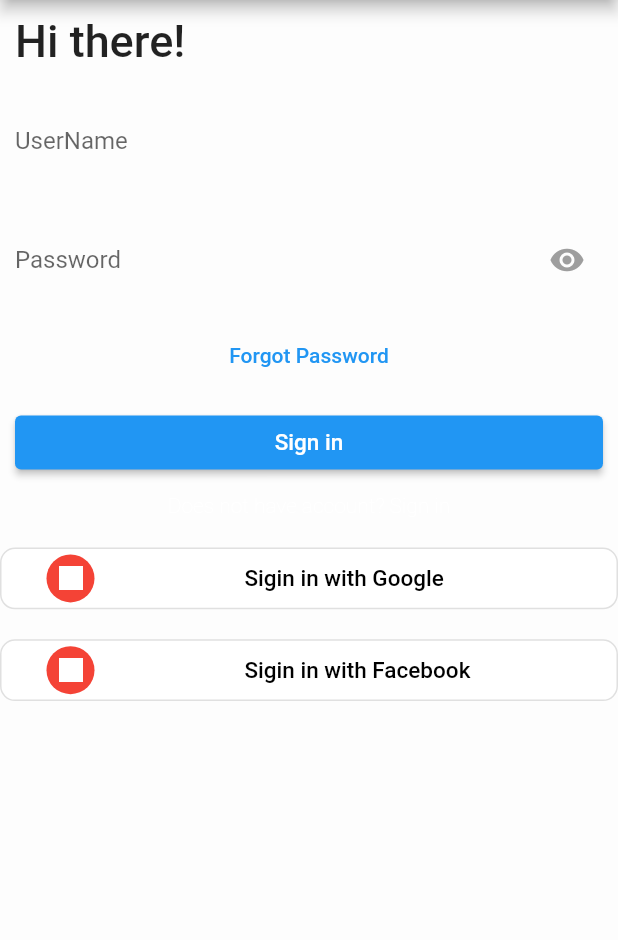
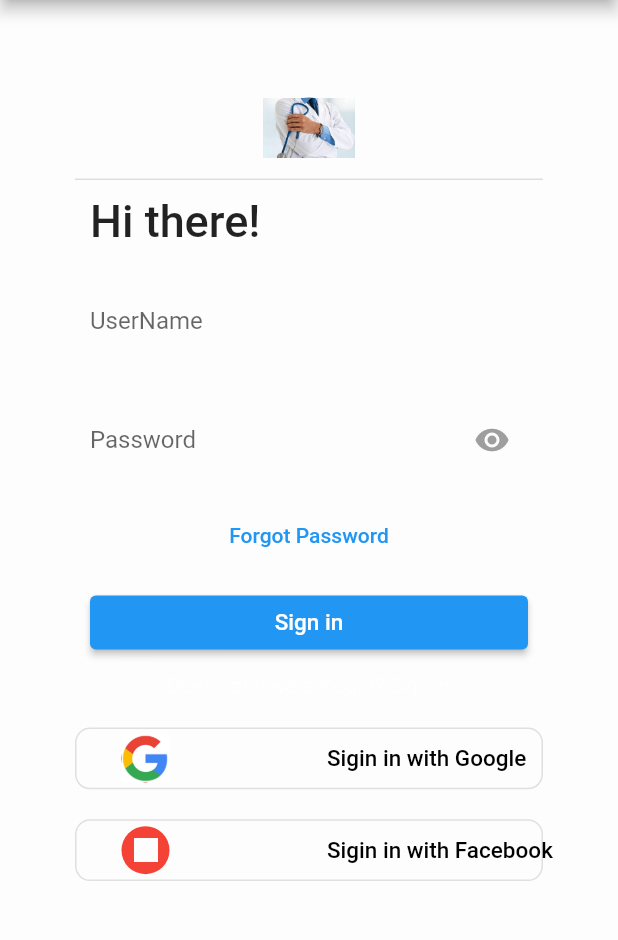
Before and after one commit to shahzebnaqvi/Medical_App, a Flutter app: the screen it shows after launch, on a phone screen of 412 x 824 dp, the part 84-1024 px from its top. Run offline on Flutter 3.47's test engine with Material 2 defaults, Android fonts, the phone set to English and light mode, and no system bars; our stand-ins replace carousel_slider, get, lottie; missing offline and left inert: dart:html.

Commit message:
Login and Sigin in Updated

```diff
--- a/lib/Constants/constants.dart
+++ b/lib/Constants/constants.dart
@@ -9,4 +9,10 @@ class Constants {
   static const Color mediumColor = Colors.grey;
   static const Color ligtbluecolor = Color.fromARGB(255, 232, 239, 245);
   static const Color mainColorWhite = Color.fromARGB(255, 253, 253, 253);
+  static const Color bluecolor  = Colors.blue;
+  static const Color redcolor  =Colors.red;
+  static const Color blackcolor  =Colors.black;
+
+
+
 }
--- a/lib/Screens/auth/login.dart
+++ b/lib/Screens/auth/login.dart
@@ -1,5 +1,6 @@
 import 'package:flutter/gestures.dart';
 import 'package:flutter/material.dart';
+import 'package:flutter/rendering.dart';
 import 'package:get/get.dart';
 import 'package:medical_app/Constants/constants.dart';
 import 'package:medical_app/Screens/auth/signup.dart';
@@ -13,9 +14,7 @@ class Login extends StatefulWidget {
 class _LoginState extends State<Login> {
   @override
   TextEditingController username = TextEditingController();
-
   TextEditingController password = TextEditingController();
-
   bool _showPassword = false;
 
   @override
@@ -26,13 +25,14 @@ class _LoginState extends State<Login> {
           title: Center(child: Text('Medical App')),
         ),
         body: Container(
+          padding: EdgeInsets.all(50),
             child: ListView(
               children: [
               Container(
-
-                  // child:CircleAvatar(
-                  //    child:   Image.asset('assets/login.jpg'),
-                  //  ),
+                margin: EdgeInsets.all(15),
+                  child:CircleAvatar(
+                   child:   Image.asset('assets/login.jpg'),
+                   ),
 
                   ),
                   Divider(
@@ -52,6 +52,7 @@ class _LoginState extends State<Login> {
                 Container(
                 padding: EdgeInsets.all(10),
                 child: TextField(
+                cursorColor:Constants.blackcolor,
                 decoration: InputDecoration(
                 border: InputBorder.none,
                 labelText: 'UserName',
@@ -62,6 +63,7 @@ class _LoginState extends State<Login> {
                 Container(
                 padding: EdgeInsets.all(10),
                 child:  TextField(
+                cursorColor:Constants.blackcolor,
                 obscureText: !this._showPassword,
                 decoration: InputDecoration(
                 border: InputBorder.none,
@@ -69,7 +71,7 @@ class _LoginState extends State<Login> {
                 suffixIcon: IconButton(
                 icon: Icon(
                 Icons.remove_red_eye,
-                            color:this._showPassword ? Colors.blue : Colors.grey,
+                color:this._showPassword ? Constants.bluecolor :Constants.mediumColor,
                 ),
                 onPressed: () {
                 setState(
@@ -99,6 +101,7 @@ class _LoginState extends State<Login> {
                   ),
                 ),
               ),
+
                   Container(
                   child: RichText(
                   textAlign: TextAlign.center,
@@ -112,39 +115,35 @@ class _LoginState extends State<Login> {
                   recognizer: new TapGestureRecognizer()
                   ..onTap = () {
                     Navigator.push(
-                                    context,
-                                    MaterialPageRoute(
-                                        builder: (context) => Signup()));
+                    context,MaterialPageRoute(builder: (context) => Signup()));
                   },
                   ),
-                        ])
+                  ]
+                  )
                   ),
                   ),
+
                  Padding(padding: EdgeInsets.all(10)),
                  Container(
                  padding: EdgeInsetsDirectional.only(start: 10),
                  height: MediaQuery.of(context).size.height*0.05,
                  decoration: BoxDecoration(
-                    border: Border.all(color: Colors.grey[300]!, width: 1),
-                    color: Colors.white,
+                 border: Border.all(color:Colors.grey[300]!, width: 1),
+                 color: Constants.mainColorWhite,
                  borderRadius: BorderRadius.circular(10)),
                   child: Row(
                   children: [
                   Padding(padding: EdgeInsets.all(10)),
                   CircleAvatar(
                   radius: 16,
-                      backgroundColor: Colors.red,
-                      child: ImageIcon(
-                        AssetImage('assets/google.jpg'),
-                        color: Colors.white,
-                        size: 16,
+                  backgroundColor: Constants.redcolor,
+                     child:   Image.asset('assets/google.jpg'),
                     ),
-                    ),
-                     Padding(padding: EdgeInsets.only(left: 100)),
+                  Padding(padding: EdgeInsets.only(left: 105)),
                       GestureDetector(
                         child: Text('Sigin in with Google',
                         style: TextStyle(
-                            color: Colors.black,
+                            color: Constants.blackcolor,
                             fontSize: 15,
                             fontWeight: FontWeight.w500)
                         ),
@@ -162,25 +161,25 @@ class _LoginState extends State<Login> {
                 height: MediaQuery.of(context).size.height*0.05,
                   decoration: BoxDecoration(
                     border: Border.all(color: Colors.grey[300]!, width: 1),
-                    color: Colors.white,
+                    color: Constants.mainColorWhite,
                     borderRadius: BorderRadius.circular(10)),
                      child: Row(
                      children: [
                     Padding(padding: EdgeInsets.all(10)),
                     CircleAvatar(
                       radius: 16,
-                      backgroundColor: Colors.red,
+                      backgroundColor:Constants.redcolor,
                       child: ImageIcon(
-                        AssetImage('assets/google.jpg'),
-                        color: Colors.white,
+                        AssetImage('assets/facebook.png'),
+                        color:Constants.mainColorWhite,
                         size: 16,
                       ),
                     ),
-                     Padding(padding: EdgeInsets.only(left: 100)),
+                     Padding(padding: EdgeInsets.only(left: 105)),
                       GestureDetector(
                         child: Text('Sigin in with Facebook',
                         style: TextStyle(
-                            color: Colors.black,
+                            color:Constants.blackcolor,
                             fontSize: 15,
                             fontWeight: FontWeight.w500)
                         ),
--- a/lib/Screens/auth/signup.dart
+++ b/lib/Screens/auth/signup.dart
@@ -84,7 +84,6 @@ class _SignupState extends State<Signup> {
                 padding: EdgeInsets.all(10),
                 child: ElevatedButton(
                   onPressed: () {},
-                  style: ElevatedButton.styleFrom(shape: StadiumBorder()),
                   child: Text(
                     'Submit',
                     style: TextStyle(
```
Also changed, not shown: assets/facebook.png (added). Lines whose indentation alone changed are shown as unchanged.
